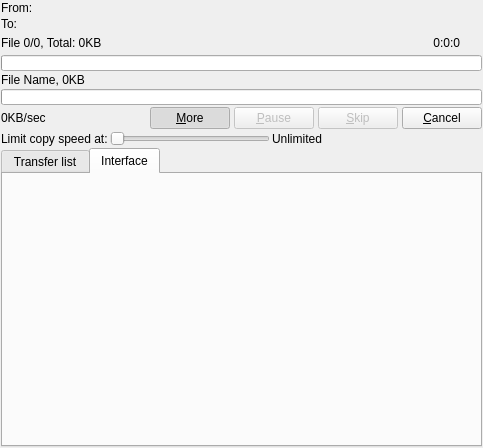
Above: plugins/Themes/Oxygen/interface.ui from alphaonex86/Ultracopier before the change. Below: the same form after it.
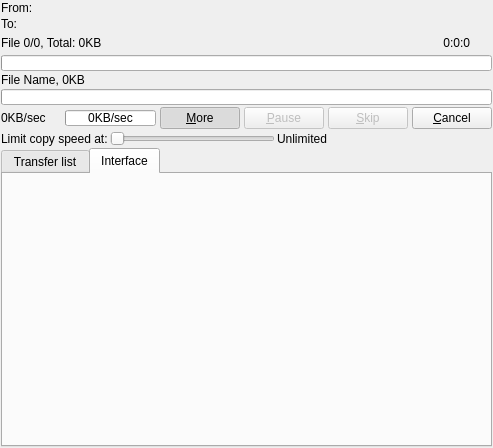
That is the form after the change. Icons and pictures are not drawn.

```diff
--- a/plugins/Themes/Oxygen/interface.ui
+++ b/plugins/Themes/Oxygen/interface.ui
@@ -193,17 +193,23 @@
       </widget>
      </item>
      <item>
-      <spacer>
-       <property name="orientation">
-        <enum>Qt::Horizontal</enum>
-       </property>
-       <property name="sizeHint" stdset="0">
+      <widget class="QProgressBar" name="progressBarCurrentSpeed">
+       <property name="maximumSize">
         <size>
-         <width>40</width>
-         <height>20</height>
+         <width>16777215</width>
+         <height>16</height>
         </size>
        </property>
-      </spacer>
+       <property name="maximum">
+        <number>1</number>
+       </property>
+       <property name="value">
+        <number>0</number>
+       </property>
+       <property name="format">
+        <string notr="true">0KB/sec</string>
+       </property>
+      </widget>
      </item>
      <item>
       <widget class="QPushButton" name="moreButton">
```
Left out of the diff: 8 changed lines with no effect on the pictures.
